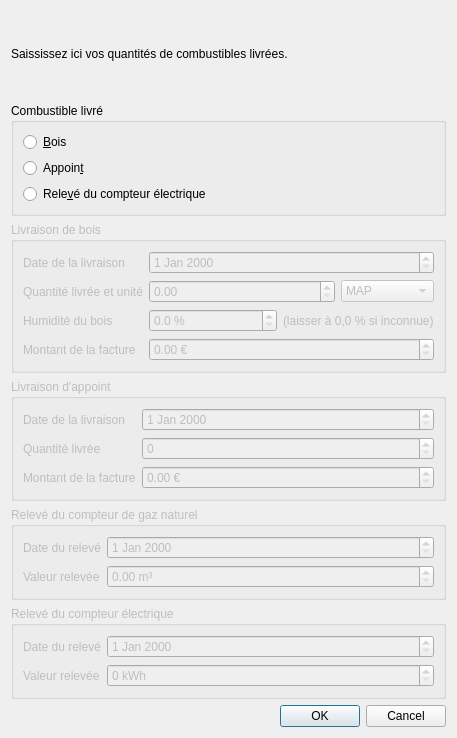
Qt form addfueldeliverydialog.ui (pyridiss/suivi-chaufferies) before a commit.
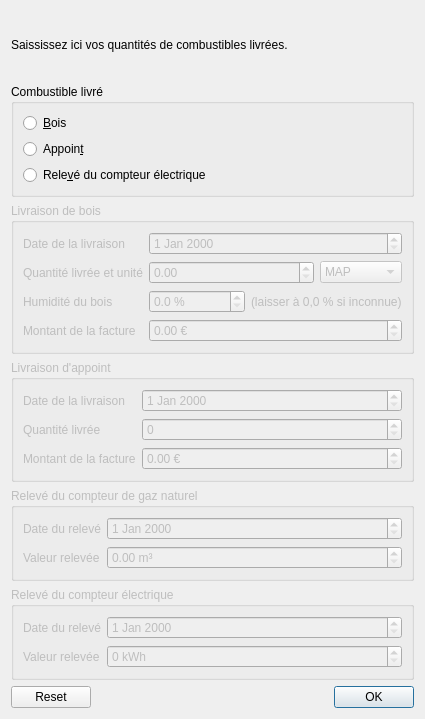
The same form after that commit.

Commit message: Design Management screen. AddFuelDeliveryDialog and AddMetersRecordDialog are now frames instead of dialogs.

The edit to the form file:
```diff
--- a/addfueldeliverydialog.ui
+++ b/addfueldeliverydialog.ui
@@ -1,13 +1,13 @@
 <?xml version="1.0" encoding="UTF-8"?>
 <ui version="4.0">
  <class>AddFuelDeliveryDialog</class>
- <widget class="QDialog" name="AddFuelDeliveryDialog">
+ <widget class="QFrame" name="AddFuelDeliveryDialog">
   <property name="geometry">
    <rect>
     <x>0</x>
     <y>0</y>
-    <width>457</width>
-    <height>738</height>
+    <width>425</width>
+    <height>719</height>
    </rect>
   </property>
   <property name="windowTitle">
@@ -352,11 +352,8 @@
    </item>
    <item>
     <widget class="QDialogButtonBox" name="buttonBox">
-     <property name="orientation">
-      <enum>Qt::Horizontal</enum>
-     </property>
      <property name="standardButtons">
-      <set>QDialogButtonBox::Cancel|QDialogButtonBox::Ok</set>
+      <set>QDialogButtonBox::Ok|QDialogButtonBox::Reset</set>
      </property>
     </widget>
    </item>
```
Left out of the diff: 35 changed lines with no effect on the pictures. The commit also changes 8 other files.
